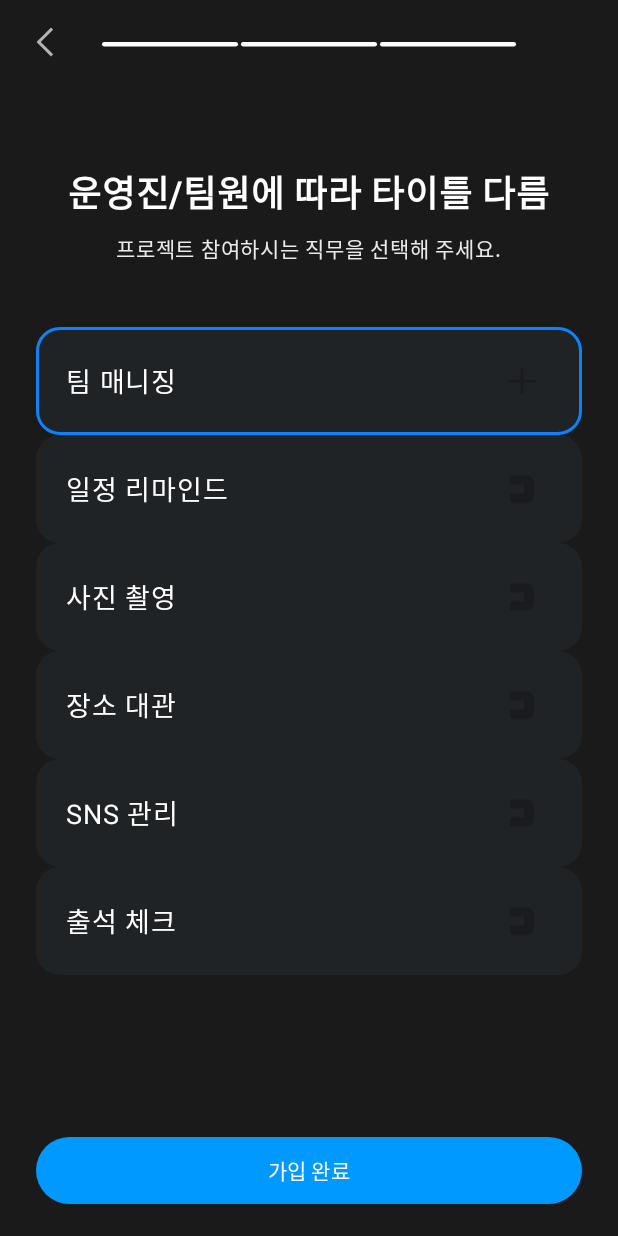
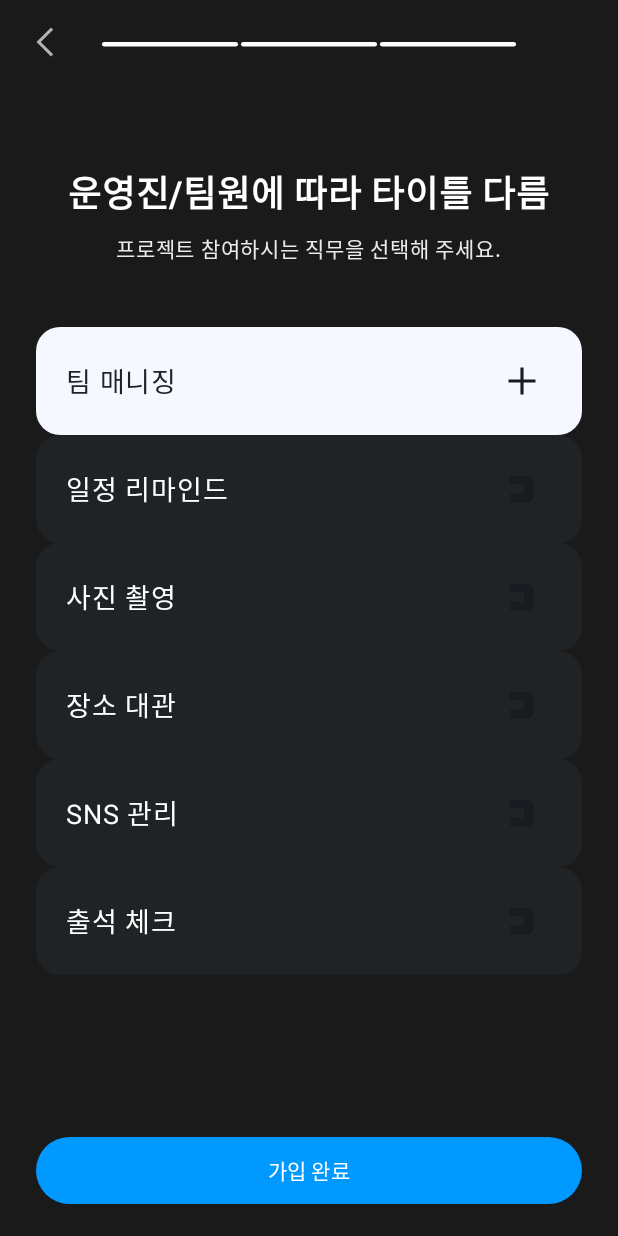
Before and after one commit to isanghoony/Attendance_Android_2024, an Android app built with Jetpack Compose: the AffiliationScreen screen opened through its navigation route, after a tap on "팀 매니징", on a phone screen of 412 x 824 dp. Run offline under Robolectric (Android 15) with nearby library versions, the phone set to English and light mode, and no system bars; our stand-ins replace Dagger/Hilt's generated code.

Commit message:
selector 디자인 수정

```diff
--- a/app/src/main/java/com/ddd/attendance/ui/component/DDDSelector.kt
+++ b/app/src/main/java/com/ddd/attendance/ui/component/DDDSelector.kt
@@ -17,6 +17,7 @@ import androidx.compose.ui.tooling.preview.Preview
 import androidx.compose.ui.unit.dp
 import androidx.compose.ui.unit.sp
 import com.ddd.attendance.R
+import com.ddd.attendance.ui.theme.DDD_NEUTRAL_BLUE_10
 import com.ddd.attendance.ui.theme.DDD_NEUTRAL_BLUE_40
 import com.ddd.attendance.ui.theme.DDD_NEUTRAL_GRAY_90
 import com.ddd.attendance.ui.theme.DDD_WHITE
@@ -31,25 +32,17 @@ fun DDDSelector(
         modifier = Modifier
             .fillMaxWidth()
             .background(
-                color = DDD_NEUTRAL_GRAY_90,
+                color = if (selected) DDD_NEUTRAL_BLUE_10 else DDD_NEUTRAL_GRAY_90,
                 shape = RoundedCornerShape(16.dp)
-            )
-            .then(
-                if (selected) Modifier.border(
-                    width = 2.dp,
-                    color = DDD_NEUTRAL_BLUE_40,
-                    shape = RoundedCornerShape(16.dp)
-                ) else Modifier
             )
             .padding(horizontal = 20.dp, vertical = 16.dp)
             .clickable { onClick(true) }
-
     ) {
         Text(
             text = text,
             modifier = Modifier.align(Alignment.CenterStart),
             fontSize = 18.sp,
-            color = DDD_WHITE
+            color = if (selected) DDD_NEUTRAL_GRAY_90 else DDD_WHITE
         )
         Icon(
             painter = painterResource(id = if (selected) R.drawable.ic_40_add else R.drawable.ic_40_logo),
--- a/app/src/main/java/com/ddd/attendance/ui/theme/Color.kt
+++ b/app/src/main/java/com/ddd/attendance/ui/theme/Color.kt
@@ -28,4 +28,5 @@ val DDD_NEUTRAL_GRAY_20 = Color(color = 0xFFEAEAEA)
 val DDD_NEUTRAL_GRAY_80 = Color(color = 0xFF323537)
 val DDD_NEUTRAL_GRAY_90 = Color(color = 0xFF202325)
 
+val DDD_NEUTRAL_BLUE_10 = Color(color = 0xFFF5F8FF)
 val DDD_NEUTRAL_BLUE_40 = Color(color = 0xFF0D82F9)
```
